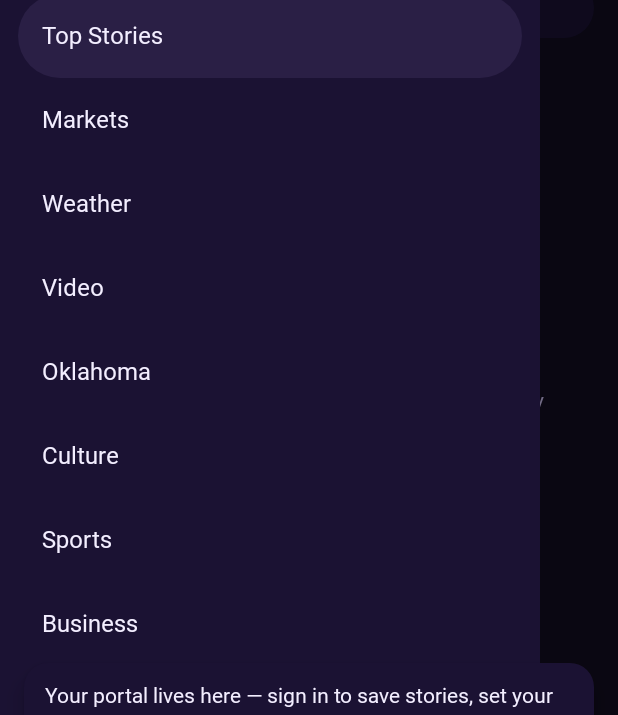
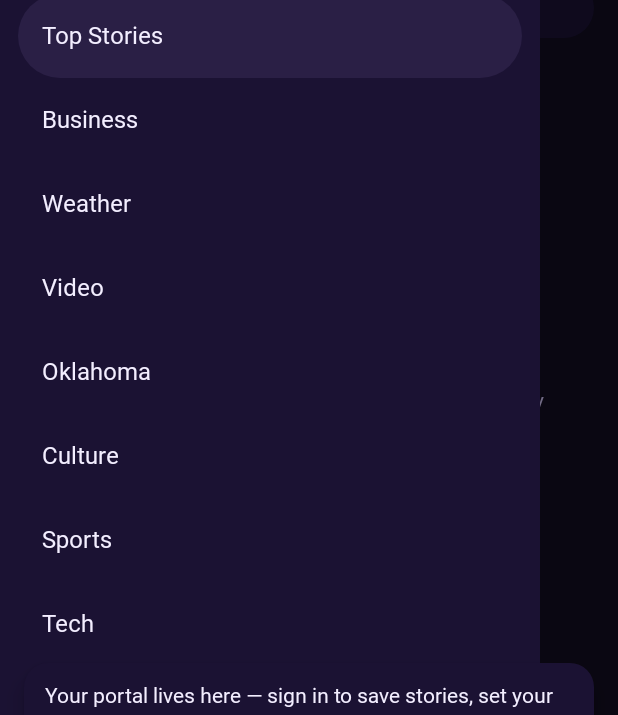
Before and after one commit to brookstarone/starbrook-news, an Android app built with Jetpack Compose: the screen it shows after launch (MainActivity), after a tap on "Sections", on a phone screen of 412 x 824 dp. Shown: the part 252-967 px from the top of the screen. Run offline under Robolectric (Android 15) with nearby library versions, the phone set to English and light mode, and no system bars; our stand-ins replace Room's generated code, Shimmer; network calls fail; Roboto replaces fonts that are not available here.

Commit message:
Build #26: drawer Markets becomes Business, drop duplicate row (item 1)

```diff
--- a/app/src/main/java/com/makrydensystems/news/ui/components/SectionsDrawer.kt
+++ b/app/src/main/java/com/makrydensystems/news/ui/components/SectionsDrawer.kt
@@ -27,21 +27,20 @@ import com.makrydensystems.news.ui.theme.StarBrookType
  * (edition-morning.json + edition-evening.json, 15 stories each):
  * - Top Stories -> the whole edition, unfiltered (the website's topSection
  *   is the top of the page, not a story filter).
- * - Markets -> the edition's Markets section (its story carries
+ * - Business -> the edition's Business section (its story carries
  *   section "business") + the atAGlance.markets strip ("S&P 500 7,324
  *   -0.2% · Dow 50,198 -1.1% · Nasdaq 24,430 +0.4%"). The strip itself is
- *   another agent's content work; this drawer owns navigation TO Markets.
+ *   another agent's content work; this drawer owns navigation TO Business.
  * - Weather -> the Weather screen (NWS, per-ZIP).
  * - Video -> the daily videos list from the briefing manifest (8 videos
  *   live 2026-11-19: 5 morning/evening briefings + 3 breaking flashes).
  * - Oklahoma -> section "local"; Culture -> "culture"; Sports -> "sports";
- *   Business -> "business"; Tech -> "tech"; Faith -> "faith";
- *   Science -> "science".
+ *   Tech -> "tech"; Faith -> "faith"; Science -> "science".
  * - The drawer deliberately does NOT list Entertainment / Gaming / Fashion
  *   (live edition sections, but not in the website drawer) or Saved.
- * - Markets and Business both resolve to story-section "business" because
- *   the live editions carry exactly ONE business story, and it sits in
- *   the Markets section. That is the real data, not a mapping bug.
+ * - Business was "Markets" until Build #26: the drawer carried both a
+ *   MARKETS row and a STORIES "Business" row resolving to the same
+ *   "business" stories, so the rename merged them into the one row below.
  */
 enum class DrawerSectionKind {
     /** Whole edition, no filter (Top Stories). */
@@ -50,7 +49,7 @@ enum class DrawerSectionKind {
     /** Filter Home to one edition section's stories. */
     STORIES,
 
-    /** Markets view: the Markets section's stories + markets strip. */
+    /** Business view: the Business section's stories + markets strip. */
     MARKETS,
 
     /** Show the full daily videos list on Home. */
@@ -69,13 +68,12 @@ data class DrawerSection(
 
 val DRAWER_SECTIONS: List<DrawerSection> = listOf(
     DrawerSection("Top Stories", DrawerSectionKind.ALL),
-    DrawerSection("Markets", DrawerSectionKind.MARKETS, "business"),
+    DrawerSection("Business", DrawerSectionKind.MARKETS, "business"),
     DrawerSection("Weather", DrawerSectionKind.WEATHER),
     DrawerSection("Video", DrawerSectionKind.VIDEO),
     DrawerSection("Oklahoma", DrawerSectionKind.STORIES, "local"),
     DrawerSection("Culture", DrawerSectionKind.STORIES, "culture"),
     DrawerSection("Sports", DrawerSectionKind.STORIES, "sports"),
-    DrawerSection("Business", DrawerSectionKind.STORIES, "business"),
     DrawerSection("Tech", DrawerSectionKind.STORIES, "tech"),
     DrawerSection("Faith", DrawerSectionKind.STORIES, "faith"),
     DrawerSection("Science", DrawerSectionKind.STORIES, "science"),
```
